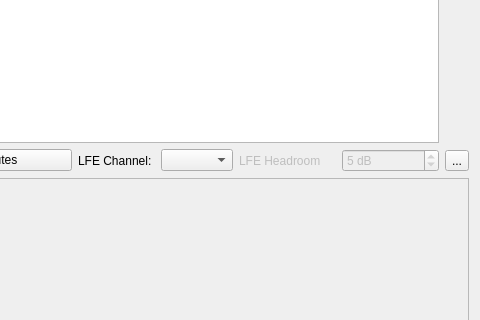
Above: src/main/python/ui/xo.ui from 3ll3d00d/beqdesigner before the change; both pictures show x 406 to 886 and y 326 to 646 of the 886 by 820 pixel window. Below: the same form after it.
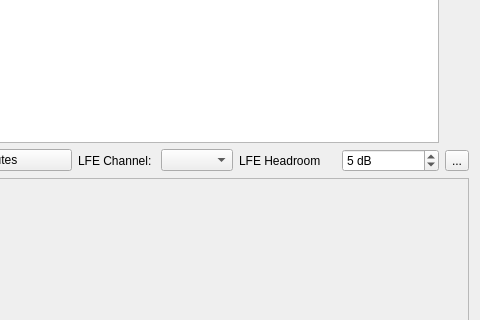
That is the form after the change. Custom widgets are drawn as their Qt base class.

What changed in the file:
```diff
--- a/src/main/python/ui/xo.ui
+++ b/src/main/python/ui/xo.ui
@@ -83,7 +83,7 @@
        <item>
         <widget class="QLabel" name="lfeAdjustLabel">
          <property name="enabled">
-          <bool>false</bool>
+          <bool>true</bool>
          </property>
          <property name="text">
           <string>LFE Headroom</string>
@@ -93,7 +93,7 @@
        <item>
         <widget class="QSpinBox" name="lfeAdjust">
          <property name="enabled">
-          <bool>false</bool>
+          <bool>true</bool>
          </property>
          <property name="suffix">
           <string> dB</string>
```
